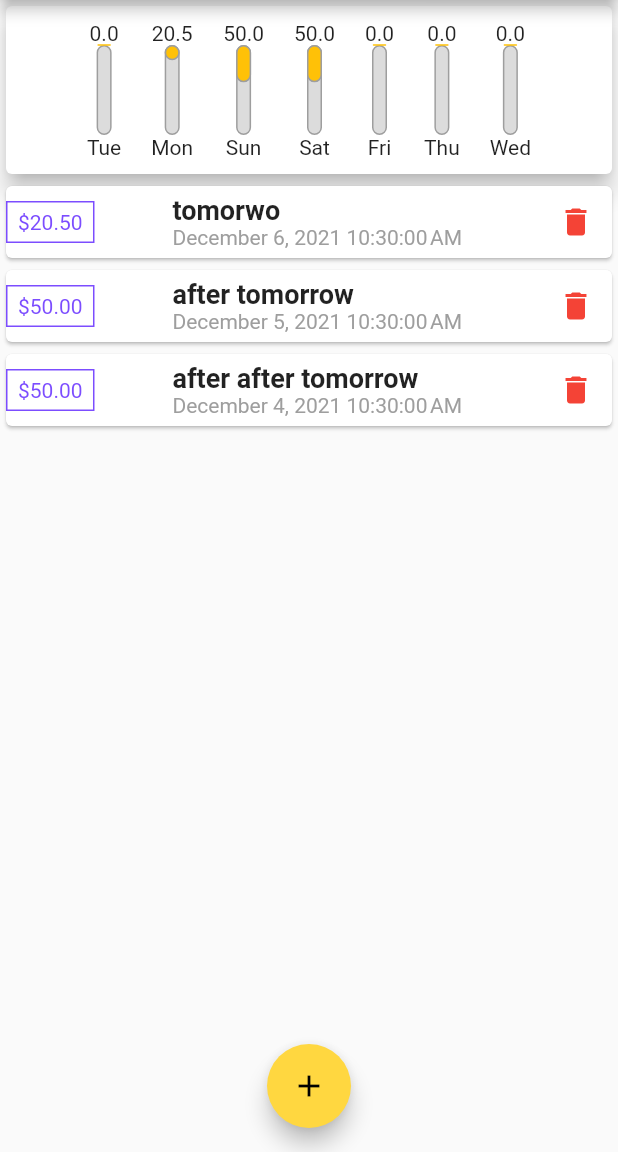
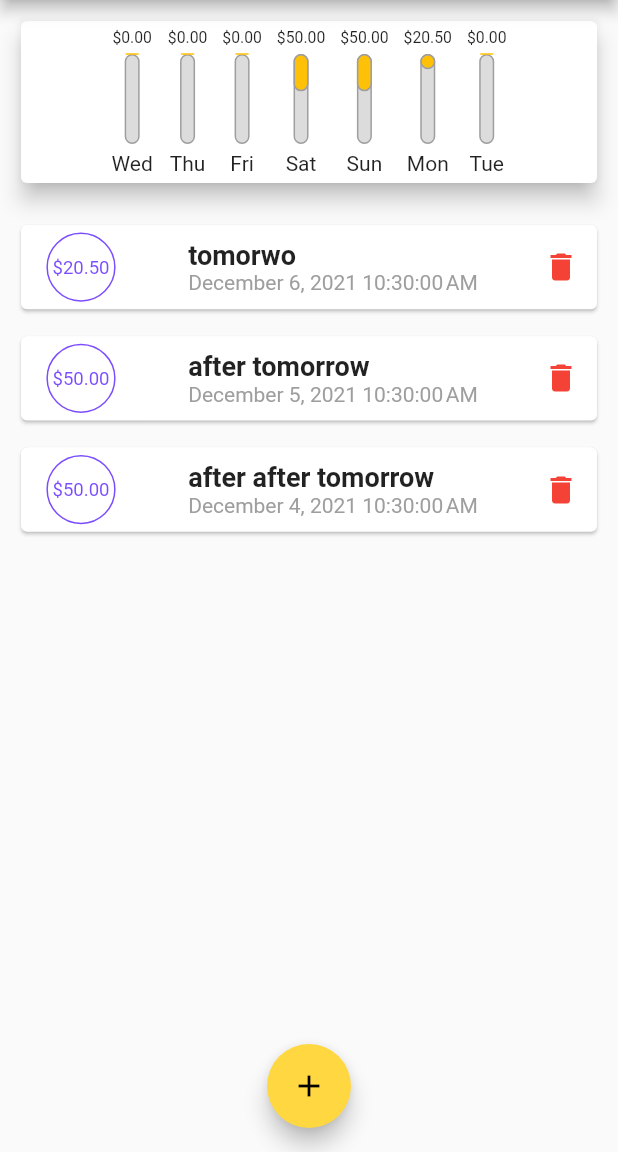
Before and after one commit to abdulashref333/Expens-App, a Flutter app: the screen it shows after launch, on a phone screen of 412 x 824 dp, the part 84-1236 px from its top. Run offline on Flutter 3.47's test engine with Material 2 defaults, Android fonts, the phone set to English and light mode, and no system bars.

Commit message:
update chart bar and transactions list

```diff
--- a/lib/main.dart
+++ b/lib/main.dart
@@ -81,10 +81,13 @@ class _MyHomePageState extends State<MyHomePage> {
       body: SingleChildScrollView(
         child: Column(
           children: [
-            Chart(_recentTransactions),
-            TransactionList(
-              transactions: _UserTransactions,
-              deletTransaction: deletTransaction,
+            Container(margin: EdgeInsets.all(10), child: Chart(_recentTransactions)),
+            Container(
+              margin: EdgeInsets.all(10),
+              child: TransactionList(
+                transactions: _UserTransactions,
+                deletTransaction: deletTransaction,
+              ),
             ),
           ],
         ),
--- a/lib/widgets/chart.dart
+++ b/lib/widgets/chart.dart
@@ -23,7 +23,7 @@ class Chart extends StatelessWidget {
         }
       }
       return {'day': DateFormat.E().format(weekDay), 'amount': totalAmountSum};
-    });
+    }).reversed.toList();
   }
 
   double get maxTotalSum {
@@ -39,7 +39,7 @@ class Chart extends StatelessWidget {
           mainAxisAlignment: MainAxisAlignment.center,
           children: groupedTransactions.map((dayTransaction) {
             return Container(
-                padding: EdgeInsets.all(10.0),
+                padding: EdgeInsets.all(5.0),
                 child: ChartBar(
                   label: dayTransaction['day'],
                   amount: dayTransaction['amount'],
--- a/lib/widgets/chart_bar.dart
+++ b/lib/widgets/chart_bar.dart
@@ -12,7 +12,11 @@ class ChartBar extends StatelessWidget {
   Widget build(BuildContext context) {
     return Column(
       children: [
-        Text(amount.toString()),
+        Container(
+          height: 12,
+          child: FittedBox(child: Text('\$${amount.toStringAsFixed(2)}'))
+        ),
+        SizedBox(height: 5,),
         Container(
           height: 60,
           width: 10,
@@ -37,6 +41,7 @@ class ChartBar extends StatelessWidget {
             ],
           ),
         ),
+        SizedBox(height: 5,),
         Text(label)
       ],
     );
--- a/lib/widgets/transaction_list.dart
+++ b/lib/widgets/transaction_list.dart
@@ -10,7 +10,7 @@ class TransactionList extends StatelessWidget {
   @override
   Widget build(BuildContext context) {
     return Container(
-      height: MediaQuery.of(context).size.height * 0.8,
+      height: MediaQuery.of(context).size.height * 0.57,
       alignment: Alignment.center,
       child: transactions.isEmpty ? Column(
         children: [
@@ -24,15 +24,19 @@ class TransactionList extends StatelessWidget {
         ],
       ): ListView.builder(
         itemBuilder: (ctx, index) {
-          return Card(
+          return Container(
+            margin: EdgeInsets.fromLTRB(0,0,0,10),
+            child: Card(
               child: Row(
                 mainAxisAlignment: MainAxisAlignment.spaceBetween,
                 children: <Widget>[
                   Container(
-                  // margin: EdgeInsets.all(10.0),
-                  padding: const EdgeInsets.symmetric(vertical: 5, horizontal: 7),
-                  decoration: BoxDecoration(border: Border.all(color: Colors.deepPurpleAccent)),
-                  child: Text('\$${transactions[index].amount.toStringAsFixed(2)}', style: const TextStyle(color: Colors.deepPurpleAccent),),
+                    width: 70,
+                    margin: EdgeInsets.all(5.0),
+                    padding:  EdgeInsets.all(15),
+                    decoration: BoxDecoration(border: Border.all(color: Colors.deepPurpleAccent),
+                    shape: BoxShape.circle),
+                    child: FittedBox(fit: BoxFit.cover, child: Text('\$${transactions[index].amount.toStringAsFixed(2)}', style: const TextStyle(color: Colors.deepPurpleAccent),)),
                   ),
                   Column(
                     crossAxisAlignment: CrossAxisAlignment.start,
@@ -47,6 +51,7 @@ class TransactionList extends StatelessWidget {
                   )
                 ]
               )
+            ),
           );
         },
         itemCount: transactions.length,
```
Lines whose indentation alone changed are shown as unchanged.
